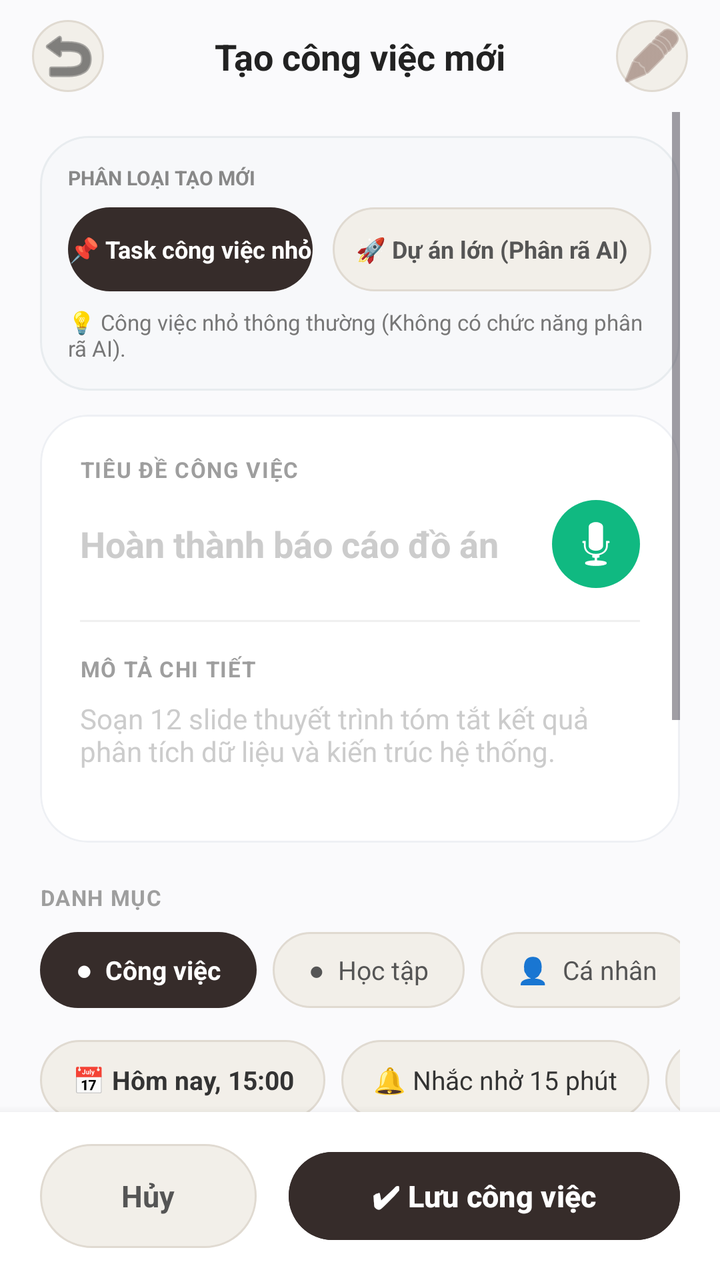
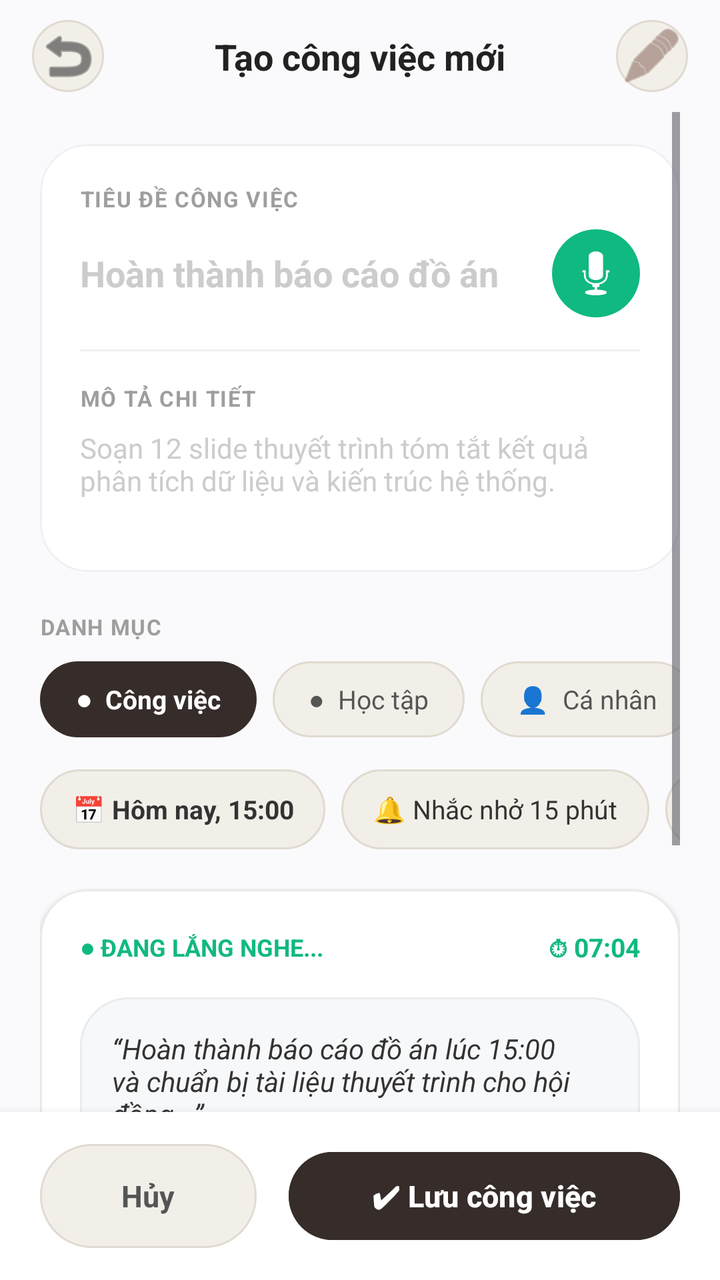

An Android layout rendered at two revisions. The XML below is the earlier revision; the diff shows what the commit changed to produce the second picture.
<!-- AndroidManifest.xml: application theme Theme.MyApplication -->
<!-- res/layout/activity_add_task.xml -->
<?xml version="1.0" encoding="utf-8"?>
<androidx.constraintlayout.widget.ConstraintLayout
    xmlns:android="http://schemas.android.com/apk/res/android"
    xmlns:app="http://schemas.android.com/apk/res-auto"
    xmlns:tools="http://schemas.android.com/tools"
    android:layout_width="match_parent"
    android:layout_height="match_parent"
    android:background="#FAFAFC"
    tools:context=".ui.task.AddTaskActivity">

    
    <androidx.constraintlayout.widget.ConstraintLayout
        android:id="@+id/headerLayout"
        android:layout_width="match_parent"
        android:layout_height="56dp"
        android:paddingHorizontal="16dp"
        app:layout_constraintTop_toTopOf="parent">

        <ImageButton
            android:id="@+id/btnBack"
            android:layout_width="36dp"
            android:layout_height="36dp"
            android:background="@drawable/bg_pill_light"
            android:src="@android:drawable/ic_menu_revert"
            app:tint="#333333"
            app:layout_constraintBottom_toBottomOf="parent"
            app:layout_constraintStart_toStartOf="parent"
            app:layout_constraintTop_toTopOf="parent" />

        <TextView
            android:id="@+id/tvHeaderTitle"
            android:layout_width="wrap_content"
            android:layout_height="wrap_content"
            android:text="Tạo công việc mới"
            android:textColor="#222222"
            android:textSize="18sp"
            android:textStyle="bold"
            app:layout_constraintBottom_toBottomOf="parent"
            app:layout_constraintEnd_toEndOf="parent"
            app:layout_constraintStart_toStartOf="parent"
            app:layout_constraintTop_toTopOf="parent" />

        <ImageButton
            android:id="@+id/btnAiAssist"
            android:layout_width="36dp"
            android:layout_height="36dp"
            android:background="@drawable/bg_pill_light"
            android:src="@android:drawable/ic_menu_edit"
            app:tint="#8D6E63"
            app:layout_constraintBottom_toBottomOf="parent"
            app:layout_constraintEnd_toEndOf="parent"
            app:layout_constraintTop_toTopOf="parent" />
    </androidx.constraintlayout.widget.ConstraintLayout>

    
    <ScrollView
        android:id="@+id/scrollView"
        android:layout_width="match_parent"
        android:layout_height="0dp"
        android:clipToPadding="false"
        android:paddingHorizontal="20dp"
        android:paddingBottom="20dp"
        app:layout_constraintBottom_toTopOf="@id/bottomActionsLayout"
        app:layout_constraintTop_toBottomOf="@id/headerLayout">

        <LinearLayout
            android:layout_width="match_parent"
            android:layout_height="wrap_content"
            android:orientation="vertical">

            
            <LinearLayout
                android:layout_width="match_parent"
                android:layout_height="wrap_content"
                android:layout_marginTop="12dp"
                android:background="@drawable/bg_voice_card"
                android:orientation="vertical"
                android:padding="14dp">

                <TextView
                    android:layout_width="wrap_content"
                    android:layout_height="wrap_content"
                    android:text="PHÂN LOẠI TẠO MỚI"
                    android:textColor="#888888"
                    android:textSize="10sp"
                    android:textStyle="bold" />

                <LinearLayout
                    android:layout_width="match_parent"
                    android:layout_height="wrap_content"
                    android:layout_marginTop="8dp"
                    android:orientation="horizontal">

                    
                    <TextView
                        android:id="@+id/chipTypeSmallTask"
                        android:layout_width="0dp"
                        android:layout_height="42dp"
                        android:layout_weight="1"
                        android:background="@drawable/bg_pill_brown"
                        android:gravity="center"
                        android:text="📌 Task công việc nhỏ"
                        android:textColor="#FFFFFF"
                        android:textSize="12sp"
                        android:textStyle="bold" />

                    
                    <TextView
                        android:id="@+id/chipTypeLargeProject"
                        android:layout_width="0dp"
                        android:layout_height="42dp"
                        android:layout_marginStart="10dp"
                        android:layout_weight="1.3"
                        android:background="@drawable/bg_pill_light"
                        android:gravity="center"
                        android:text="🚀 Dự án lớn (Phân rã AI)"
                        android:textColor="#555555"
                        android:textSize="12sp"
                        android:textStyle="bold" />
                </LinearLayout>

                <TextView
                    android:id="@+id/tvTypeHint"
                    android:layout_width="match_parent"
                    android:layout_height="wrap_content"
                    android:layout_marginTop="8dp"
                    android:text="💡 Công việc nhỏ thông thường (Không có chức năng phân rã AI)."
                    android:textColor="#777777"
                    android:textSize="11sp" />
            </LinearLayout>

            
            <com.google.android.material.card.MaterialCardView
                android:layout_width="match_parent"
                android:layout_height="wrap_content"
                android:layout_marginTop="12dp"
                app:cardBackgroundColor="#FFFFFF"
                app:cardCornerRadius="24dp"
                app:cardElevation="0dp"
                app:strokeColor="#EEF0F4"
                app:strokeWidth="1dp">

                <LinearLayout
                    android:layout_width="match_parent"
                    android:layout_height="wrap_content"
                    android:orientation="vertical"
                    android:padding="20dp">

                    
                    <TextView
                        android:layout_width="wrap_content"
                        android:layout_height="wrap_content"
                        android:text="TIÊU ĐỀ CÔNG VIỆC"
                        android:textColor="#9E9E9E"
                        android:textSize="11sp"
                        android:textStyle="bold"
                        android:letterSpacing="0.05" />

                    
                    <LinearLayout
                        android:layout_width="match_parent"
                        android:layout_height="wrap_content"
                        android:layout_marginTop="8dp"
                        android:gravity="center_vertical"
                        android:orientation="horizontal">

                        <EditText
                            android:id="@+id/edtTaskTitle"
                            android:layout_width="0dp"
                            android:layout_height="wrap_content"
                            android:layout_weight="1"
                            android:background="@null"
                            android:hint="Hoàn thành báo cáo đồ án"
                            android:inputType="text|textNoSuggestions"
                            android:imeOptions="actionNext"
                            android:textColor="#222222"
                            android:textColorHint="#CCCCCC"
                            android:textSize="18sp"
                            android:textStyle="bold" />

                        <ImageButton
                            android:id="@+id/btnQuickMic"
                            android:layout_width="44dp"
                            android:layout_height="44dp"
                            android:layout_marginStart="12dp"
                            android:background="@drawable/bg_circle_teal"
                            android:src="@android:drawable/ic_btn_speak_now"
                            app:tint="#FFFFFF" />
                    </LinearLayout>

                    <View
                        android:layout_width="match_parent"
                        android:layout_height="1dp"
                        android:layout_marginVertical="16dp"
                        android:background="#F0F0F0" />

                    
                    <TextView
                        android:layout_width="wrap_content"
                        android:layout_height="wrap_content"
                        android:text="MÔ TẢ CHI TIẾT"
                        android:textColor="#9E9E9E"
                        android:textSize="11sp"
                        android:textStyle="bold"
                        android:letterSpacing="0.05" />

                    <EditText
                        android:id="@+id/edtDescription"
                        android:layout_width="match_parent"
                        android:layout_height="wrap_content"
                        android:layout_marginTop="8dp"
                        android:background="@null"
                        android:hint="Soạn 12 slide thuyết trình tóm tắt kết quả phân tích dữ liệu và kiến trúc hệ thống."
                        android:inputType="textMultiLine|textNoSuggestions"
                        android:gravity="top|start"
                        android:minLines="3"
                        android:textColor="#444444"
                        android:textColorHint="#CCCCCC"
                        android:textSize="14sp" />
                </LinearLayout>
            </com.google.android.material.card.MaterialCardView>

            
            <TextView
                android:layout_width="wrap_content"
                android:layout_height="wrap_content"
                android:layout_marginTop="20dp"
                android:text="DANH MỤC"
                android:textColor="#9E9E9E"
                android:textSize="11sp"
                android:textStyle="bold"
                android:letterSpacing="0.05" />

            
            <HorizontalScrollView
                android:layout_width="match_parent"
                android:layout_height="wrap_content"
                android:layout_marginTop="10dp"
                android:scrollbars="none">

                <LinearLayout
                    android:id="@+id/layoutCategoryChips"
                    android:layout_width="wrap_content"
                    android:layout_height="wrap_content"
                    android:gravity="center_vertical"
                    android:orientation="horizontal">

                    
                    <TextView
                        android:id="@+id/chipCatWork"
                        android:layout_width="wrap_content"
                        android:layout_height="38dp"
                        android:background="@drawable/bg_pill_brown"
                        android:gravity="center"
                        android:paddingHorizontal="18dp"
                        android:text="●  Công việc"
                        android:textColor="#FFFFFF"
                        android:textSize="13sp"
                        android:textStyle="bold" />

                    
                    <TextView
                        android:id="@+id/chipCatStudy"
                        android:layout_width="wrap_content"
                        android:layout_height="38dp"
                        android:layout_marginStart="8dp"
                        android:background="@drawable/bg_pill_light"
                        android:gravity="center"
                        android:paddingHorizontal="18dp"
                        android:text="●  Học tập"
                        android:textColor="#555555"
                        android:textSize="13sp" />

                    
                    <TextView
                        android:id="@+id/chipCatPersonal"
                        android:layout_width="wrap_content"
                        android:layout_height="38dp"
                        android:layout_marginStart="8dp"
                        android:background="@drawable/bg_pill_light"
                        android:gravity="center"
                        android:paddingHorizontal="18dp"
                        android:text="👤  Cá nhân"
                        android:textColor="#555555"
                        android:textSize="13sp" />

                    
                    <TextView
                        android:id="@+id/chipCatAdd"
                        android:layout_width="38dp"
                        android:layout_height="38dp"
                        android:layout_marginStart="8dp"
                        android:background="@drawable/bg_pill_light"
                        android:gravity="center"
                        android:text="+"
                        android:textColor="#555555"
                        android:textSize="18sp"
                        android:textStyle="bold" />
                </LinearLayout>
            </HorizontalScrollView>

            
            <Spinner
                android:id="@+id/spinnerCategory"
                android:layout_width="match_parent"
                android:layout_height="1dp"
                android:visibility="gone" />

            
            <HorizontalScrollView
                android:layout_width="match_parent"
                android:layout_height="wrap_content"
                android:layout_marginTop="16dp"
                android:scrollbars="none">

                <LinearLayout
                    android:layout_width="wrap_content"
                    android:layout_height="wrap_content"
                    android:orientation="horizontal">

                    
                    <TextView
                        android:id="@+id/tvSelectDate"
                        android:layout_width="wrap_content"
                        android:layout_height="40dp"
                        android:background="@drawable/bg_pill_light"
                        android:gravity="center"
                        android:paddingHorizontal="16dp"
                        android:text="📅 Hôm nay, 15:00"
                        android:textColor="#333333"
                        android:textSize="13sp"
                        android:textStyle="bold" />

                    
                    <TextView
                        android:id="@+id/tvSelectTime"
                        android:layout_width="wrap_content"
                        android:layout_height="40dp"
                        android:layout_marginStart="8dp"
                        android:background="@drawable/bg_pill_light"
                        android:gravity="center"
                        android:paddingHorizontal="16dp"
                        android:text="🔔 Nhắc nhở 15 phút"
                        android:textColor="#333333"
                        android:textSize="13sp" />

                    
                    <TextView
                        android:id="@+id/tvPriority"
                        android:layout_width="wrap_content"
                        android:layout_height="40dp"
                        android:layout_marginStart="8dp"
                        android:background="@drawable/bg_pill_light"
                        android:gravity="center"
                        android:paddingHorizontal="16dp"
                        android:text="🚩 Ưu 1"
                        android:textColor="#E53935"
                        android:textSize="13sp"
                        android:textStyle="bold" />
                </LinearLayout>
            </HorizontalScrollView>

            
            <com.google.android.material.card.MaterialCardView
                android:id="@+id/cardVoiceBox"
                android:layout_width="match_parent"
                android:layout_height="wrap_content"
                android:layout_marginTop="20dp"
                app:cardBackgroundColor="#FFFFFF"
                app:cardCornerRadius="24dp"
                app:cardElevation="2dp"
                app:strokeColor="#EAEAEA"
                app:strokeWidth="1dp">

                <LinearLayout
                    android:layout_width="match_parent"
                    android:layout_height="wrap_content"
                    android:orientation="vertical"
                    android:padding="20dp">

                    
                    <LinearLayout
                        android:layout_width="match_parent"
                        android:layout_height="wrap_content"
                        android:gravity="center_vertical"
                        android:orientation="horizontal">

                        <TextView
                            android:id="@+id/tvVoiceStatus"
                            android:layout_width="0dp"
                            android:layout_height="wrap_content"
                            android:layout_weight="1"
                            android:text="● ĐANG LẮNG NGHE..."
                            android:textColor="#10B981"
                            android:textSize="12sp"
                            android:textStyle="bold" />

                        <TextView
                            android:id="@+id/tvVoiceTimer"
                            android:layout_width="wrap_content"
                            android:layout_height="wrap_content"
                            android:text="⏱ 07:04"
                            android:textColor="#10B981"
                            android:textSize="13sp"
                            android:textStyle="bold" />
                    </LinearLayout>

                    
                    <TextView
                        android:id="@+id/tvTranscribedText"
                        android:layout_width="match_parent"
                        android:layout_height="wrap_content"
                        android:layout_marginTop="16dp"
                        android:background="@drawable/bg_voice_card"
                        android:padding="16dp"
                        android:text="“Hoàn thành báo cáo đồ án lúc 15:00 và chuẩn bị tài liệu thuyết trình cho hội đồng...”"
                        android:textColor="#333333"
                        android:textSize="14sp"
                        android:textStyle="italic" />

                    
                    <LinearLayout
                        android:id="@+id/layoutWaveform"
                        android:layout_width="match_parent"
                        android:layout_height="28dp"
                        android:layout_marginTop="16dp"
                        android:gravity="center"
                        android:orientation="horizontal">

                        
                        <View android:layout_width="3dp" android:layout_height="12dp" android:layout_marginHorizontal="2dp" android:background="#10B981" />
                        <View android:layout_width="3dp" android:layout_height="22dp" android:layout_marginHorizontal="2dp" android:background="#10B981" />
                        <View android:layout_width="3dp" android:layout_height="16dp" android:layout_marginHorizontal="2dp" android:background="#10B981" />
                        <View android:layout_width="3dp" android:layout_height="28dp" android:layout_marginHorizontal="2dp" android:background="#10B981" />
                        <View android:layout_width="3dp" android:layout_height="18dp" android:layout_marginHorizontal="2dp" android:background="#10B981" />
                        <View android:layout_width="3dp" android:layout_height="24dp" android:layout_marginHorizontal="2dp" android:background="#10B981" />
                        <View android:layout_width="3dp" android:layout_height="10dp" android:layout_marginHorizontal="2dp" android:background="#10B981" />
                        <View android:layout_width="3dp" android:layout_height="20dp" android:layout_marginHorizontal="2dp" android:background="#10B981" />
                        <View android:layout_width="3dp" android:layout_height="14dp" android:layout_marginHorizontal="2dp" android:background="#10B981" />
                    </LinearLayout>

                    
                    <LinearLayout
                        android:layout_width="match_parent"
                        android:layout_height="wrap_content"
                        android:layout_marginTop="16dp"
                        android:gravity="center_vertical"
                        android:orientation="horizontal">

                        <TextView
                            android:id="@+id/btnVoiceClear"
                            android:layout_width="0dp"
                            android:layout_height="40dp"
                            android:layout_weight="1"
                            android:background="@drawable/bg_pill_light"
                            android:gravity="center"
                            android:text="🗑 Xóa"
                            android:textColor="#777777"
                            android:textSize="13sp"
                            android:textStyle="bold" />

                        <ImageButton
                            android:id="@+id/btnVoiceToggle"
                            android:layout_width="48dp"
                            android:layout_height="48dp"
                            android:layout_marginHorizontal="16dp"
                            android:background="@drawable/bg_circle_teal"
                            android:src="@android:drawable/ic_media_pause"
                            app:tint="#FFFFFF" />

                        <TextView
                            android:id="@+id/btnVoiceApply"
                            android:layout_width="0dp"
                            android:layout_height="40dp"
                            android:layout_weight="1"
                            android:background="@drawable/bg_pill_light"
                            android:gravity="center"
                            android:text="✓ Áp dụng"
                            android:textColor="#10B981"
                            android:textSize="13sp"
                            android:textStyle="bold" />
                    </LinearLayout>
                </LinearLayout>
            </com.google.android.material.card.MaterialCardView>

            
            <EditText
                android:id="@+id/edtLocation"
                android:layout_width="match_parent"
                android:layout_height="1dp"
                android:visibility="gone" />

        </LinearLayout>
    </ScrollView>

    
    <LinearLayout
        android:id="@+id/bottomActionsLayout"
        android:layout_width="match_parent"
        android:layout_height="wrap_content"
        android:background="#FFFFFF"
        android:elevation="8dp"
        android:orientation="horizontal"
        android:paddingHorizontal="20dp"
        android:paddingVertical="16dp"
        app:layout_constraintBottom_toBottomOf="parent">

        <TextView
            android:id="@+id/tvCancel"
            android:layout_width="0dp"
            android:layout_height="52dp"
            android:layout_weight="1"
            android:background="@drawable/bg_pill_light"
            android:gravity="center"
            android:text="Hủy"
            android:textColor="#555555"
            android:textSize="15sp"
            android:textStyle="bold" />

        <Button
            android:id="@+id/btnSave"
            android:layout_width="0dp"
            android:layout_height="52dp"
            android:layout_marginStart="16dp"
            android:layout_weight="1.8"
            android:backgroundTint="#362C2A"
            android:text="✔ Lưu công việc"
            android:textColor="#FFFFFF"
            android:textSize="15sp"
            android:textStyle="bold"
            app:cornerRadius="26dp" />
    </LinearLayout>

</androidx.constraintlayout.widget.ConstraintLayout>
<!-- resources referenced by this layout -->
<resources>
  <!-- drawable bg_circle_teal (drawable) -->
  <?xml version="1.0" encoding="utf-8"?>
  <shape xmlns:android="http://schemas.android.com/apk/res/android"
      android:shape="oval">
      <solid android:color="#10B981" />
  </shape>
  <!-- drawable bg_pill_brown (drawable) -->
  <?xml version="1.0" encoding="utf-8"?>
  <shape xmlns:android="http://schemas.android.com/apk/res/android"
      android:shape="rectangle">
      <corners android:radius="100dp" />
      <solid android:color="#362C2A" />
  </shape>
  <!-- drawable bg_pill_light (drawable) -->
  <?xml version="1.0" encoding="utf-8"?>
  <shape xmlns:android="http://schemas.android.com/apk/res/android"
      android:shape="rectangle">
      <corners android:radius="100dp" />
      <solid android:color="#F2EFE9" />
      <stroke android:width="1dp" android:color="#E0DAD1" />
  </shape>
  <!-- drawable bg_voice_card (drawable) -->
  <?xml version="1.0" encoding="utf-8"?>
  <shape xmlns:android="http://schemas.android.com/apk/res/android"
      android:shape="rectangle">
      <corners android:radius="24dp" />
      <solid android:color="#F7F8FA" />
      <stroke android:width="1dp" android:color="#E8ECEF" />
  </shape>
  <style name="Theme.MyApplication" parent="Base.Theme.MyApplication" />
  <style name="Base.Theme.MyApplication" parent="Theme.Material3.DayNight.NoActionBar">
          
          
      </style>
</resources>

<!-- the commit's change to res/layout/activity_add_task.xml (unified diff, before → after) -->
@@ -69,71 +69,10 @@
             android:orientation="vertical">
 
             
-            <LinearLayout
+            <com.google.android.material.card.MaterialCardView
                 android:layout_width="match_parent"
                 android:layout_height="wrap_content"
-                android:layout_marginTop="12dp"
-                android:background="@drawable/bg_voice_card"
-                android:orientation="vertical"
-                android:padding="14dp">
-
-                <TextView
-                    android:layout_width="wrap_content"
-                    android:layout_height="wrap_content"
-                    android:text="PHÂN LOẠI TẠO MỚI"
-                    android:textColor="#888888"
-                    android:textSize="10sp"
-                    android:textStyle="bold" />
-
-                <LinearLayout
-                    android:layout_width="match_parent"
-                    android:layout_height="wrap_content"
-                    android:layout_marginTop="8dp"
-                    android:orientation="horizontal">
-
-                    
-                    <TextView
-                        android:id="@+id/chipTypeSmallTask"
-                        android:layout_width="0dp"
-                        android:layout_height="42dp"
-                        android:layout_weight="1"
-                        android:background="@drawable/bg_pill_brown"
-                        android:gravity="center"
-                        android:text="📌 Task công việc nhỏ"
-                        android:textColor="#FFFFFF"
-                        android:textSize="12sp"
-                        android:textStyle="bold" />
-
-                    
-                    <TextView
-                        android:id="@+id/chipTypeLargeProject"
-                        android:layout_width="0dp"
-                        android:layout_height="42dp"
-                        android:layout_marginStart="10dp"
-                        android:layout_weight="1.3"
-                        android:background="@drawable/bg_pill_light"
-                        android:gravity="center"
-                        android:text="🚀 Dự án lớn (Phân rã AI)"
-                        android:textColor="#555555"
-                        android:textSize="12sp"
-                        android:textStyle="bold" />
-                </LinearLayout>
-
-                <TextView
-                    android:id="@+id/tvTypeHint"
-                    android:layout_width="match_parent"
-                    android:layout_height="wrap_content"
-                    android:layout_marginTop="8dp"
-                    android:text="💡 Công việc nhỏ thông thường (Không có chức năng phân rã AI)."
-                    android:textColor="#777777"
-                    android:textSize="11sp" />
-            </LinearLayout>
-
-            
-            <com.google.android.material.card.MaterialCardView
-                android:layout_width="match_parent"
-                android:layout_height="wrap_content"
-                android:layout_marginTop="12dp"
+                android:layout_marginTop="16dp"
                 app:cardBackgroundColor="#FFFFFF"
                 app:cardCornerRadius="24dp"
                 app:cardElevation="0dp"
